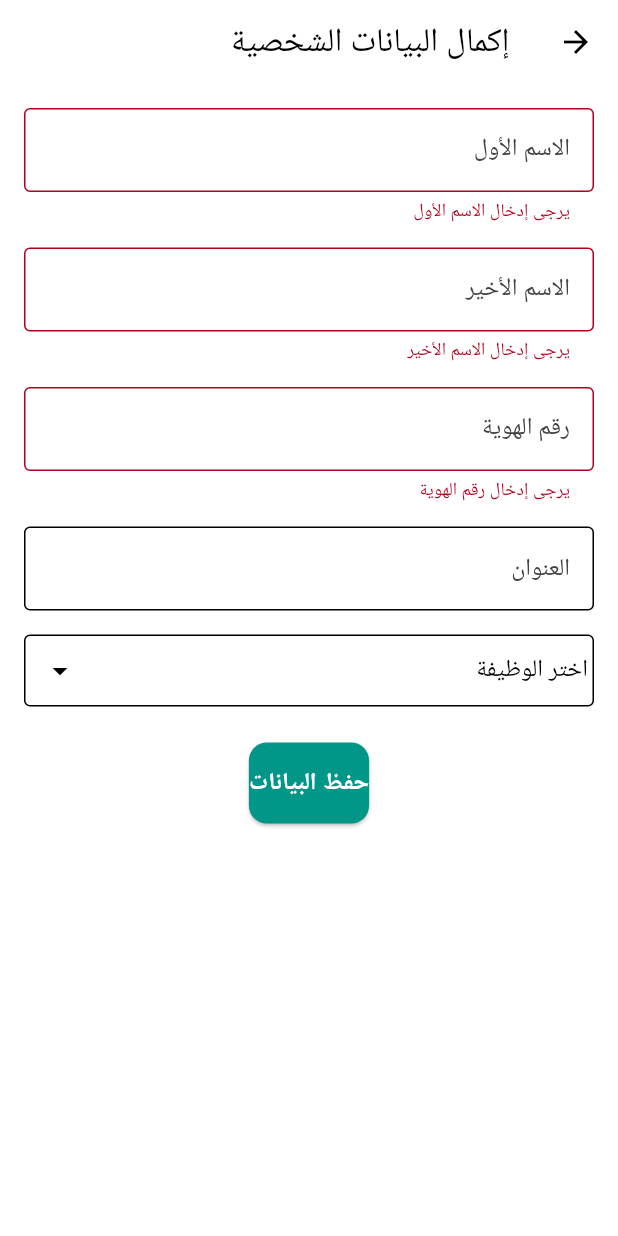
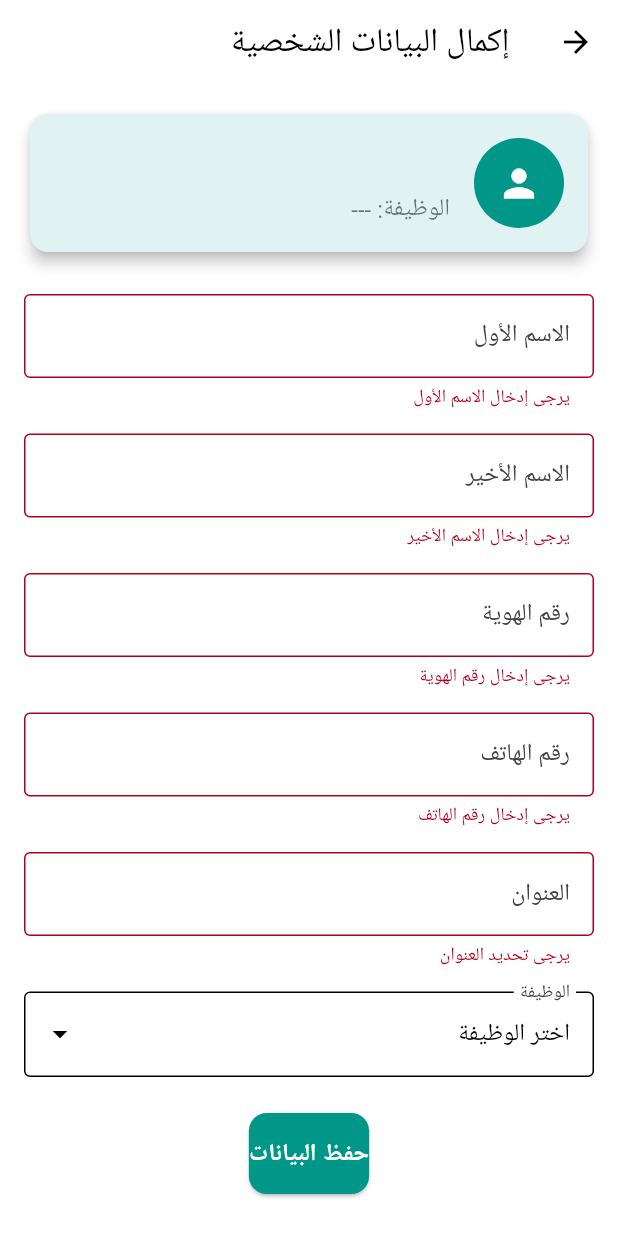
Before and after one commit to MosheT01/harty-jerusalem, a Flutter app: the PersonalDetailsForm screen opened by its route, after a tap on "حفظ البيانات", on a phone screen of 412 x 824 dp. Run offline on Flutter 3.47's test engine with Material 3 defaults, Android fonts, the phone set to English and light mode, and no system bars; drawn by our look-alikes of dropdown_search; our stand-ins replace carousel_slider, firebase_auth, firebase_core, firebase_database, geolocator, image_picker; accounts and stored records are empty; generated files the repository leaves out were written again; Roboto replaces fonts that are missing (Arial).

Commit message:
better ui for personal details form

```diff
--- a/harty_jerusalem/lib/personal_detail_form.dart
+++ b/harty_jerusalem/lib/personal_detail_form.dart
@@ -15,6 +15,7 @@ class _PersonalDetailsFormState extends State<PersonalDetailsForm> {
   final TextEditingController firstNameController = TextEditingController();
   final TextEditingController lastNameController = TextEditingController();
   final TextEditingController idNumberController = TextEditingController();
+  final TextEditingController phoneNumberController = TextEditingController();
   final TextEditingController addressController = TextEditingController();
   final dropDownKey = GlobalKey<DropdownSearchState>();
   String? selectedOccupation;
@@ -36,6 +37,7 @@ class _PersonalDetailsFormState extends State<PersonalDetailsForm> {
     firstNameController.dispose();
     lastNameController.dispose();
     idNumberController.dispose();
+    phoneNumberController.dispose();
     addressController.dispose();
     super.dispose();
   }
@@ -101,6 +103,16 @@ class _PersonalDetailsFormState extends State<PersonalDetailsForm> {
 
   Future<void> _submitDetails() async {
     if (_formKey.currentState!.validate()) {
+      if (addressController.text.isEmpty) {
+        ScaffoldMessenger.of(context).showSnackBar(
+          const SnackBar(
+            content: Text('يرجى تحديد العنوان.'),
+            backgroundColor: Colors.red,
+          ),
+        );
+        return;
+      }
+
       try {
         String userId = FirebaseAuth.instance.currentUser!.uid;
 
@@ -111,16 +123,16 @@ class _PersonalDetailsFormState extends State<PersonalDetailsForm> {
           'firstName': firstNameController.text.trim(),
           'lastName': lastNameController.text.trim(),
           'idNumber': idNumberController.text.trim(),
+          'phoneNumber': phoneNumberController.text.trim(),
           'address': addressController.text.trim(),
           'occupation': selectedOccupation ?? 'غير محدد',
-          'firstLogin': false, // Mark first login as complete
+          'firstLogin': false,
         });
 
         ScaffoldMessenger.of(context).showSnackBar(
           const SnackBar(content: Text('تم تحديث البيانات بنجاح!')),
         );
 
-        // Navigate to the home page
         Navigator.pushReplacementNamed(context, '/home');
       } catch (e) {
         ScaffoldMessenger.of(context).showSnackBar(
@@ -137,10 +149,53 @@ class _PersonalDetailsFormState extends State<PersonalDetailsForm> {
   Widget build(BuildContext context) {
     return Scaffold(
       appBar: AppBar(title: const Text('إكمال البيانات الشخصية')),
-      body: Padding(
+      body: SingleChildScrollView(
         padding: const EdgeInsets.all(16.0),
         child: Column(
           children: [
+            // Preview card
+            Card(
+              color: Colors.teal[50],
+              elevation: 4,
+              shape: RoundedRectangleBorder(
+                  borderRadius: BorderRadius.circular(12)),
+              child: Padding(
+                padding: const EdgeInsets.all(16.0),
+                child: Row(
+                  children: [
+                    const CircleAvatar(
+                      radius: 30,
+                      backgroundColor: Colors.teal,
+                      child: Icon(Icons.person, color: Colors.white, size: 30),
+                    ),
+                    const SizedBox(width: 16),
+                    Expanded(
+                      child: Column(
+                        crossAxisAlignment: CrossAxisAlignment.start,
+                        children: [
+                          Text(
+                            '${firstNameController.text} ${lastNameController.text}',
+                            style: const TextStyle(
+                              fontWeight: FontWeight.bold,
+                              fontSize: 18,
+                              color: Colors.teal,
+                            ),
+                          ),
+                          const SizedBox(height: 8),
+                          Text(
+                            selectedOccupation != null
+                                ? 'الوظيفة: $selectedOccupation'
+                                : 'الوظيفة: ---',
+                            style: const TextStyle(color: Colors.black54),
+                          ),
+                        ],
+                      ),
+                    ),
+                  ],
+                ),
+              ),
+            ),
+            const SizedBox(height: 24),
             // Form
             Form(
               key: _formKey,
@@ -155,6 +210,7 @@ class _PersonalDetailsFormState extends State<PersonalDetailsForm> {
                         filled: true,
                         fillColor: Colors.white,
                       ),
+                      onChanged: (_) => setState(() {}),
                       validator: (value) {
                         if (value == null || value.isEmpty) {
                           return 'يرجى إدخال الاسم الأول';
@@ -172,6 +228,7 @@ class _PersonalDetailsFormState extends State<PersonalDetailsForm> {
                         filled: true,
                         fillColor: Colors.white,
                       ),
+                      onChanged: (_) => setState(() {}),
                       validator: (value) {
                         if (value == null || value.isEmpty) {
                           return 'يرجى إدخال الاسم الأخير';
@@ -189,13 +246,34 @@ class _PersonalDetailsFormState extends State<PersonalDetailsForm> {
                         filled: true,
                         fillColor: Colors.white,
                       ),
+                      onChanged: (_) => setState(() {}),
                       validator: (value) {
                         if (value == null || value.isEmpty) {
                           return 'يرجى إدخال رقم الهوية';
                         }
                         return null;
                       },
-                      autofillHints: const [AutofillHints.newUsername],
+                    ),
+                    const SizedBox(height: 16),
+                    TextFormField(
+                      controller: phoneNumberController,
+                      textDirection: TextDirection.ltr,
+                      decoration: const InputDecoration(
+                        labelText: 'رقم الهاتف',
+                        border: OutlineInputBorder(),
+                        filled: true,
+                        fillColor: Colors.white,
+                      ),
+                      validator: (value) {
+                        if (value == null || value.isEmpty) {
+                          return 'يرجى إدخال رقم الهاتف';
+                        }
+                        if (!RegExp(r'^\+?\d{7,15}$').hasMatch(value)) {
+                          return 'يرجى إدخال رقم هاتف صالح';
+                        }
+                        return null;
+                      },
+                      autofillHints: const [AutofillHints.telephoneNumber],
                     ),
                     const SizedBox(height: 16),
                     TextFormField(
@@ -208,15 +286,32 @@ class _PersonalDetailsFormState extends State<PersonalDetailsForm> {
                       ),
                       readOnly: true,
                       onTap: _getCurrentLocation,
+                      validator: (value) {
+                        if (value == null || value.isEmpty) {
+                          return 'يرجى تحديد العنوان';
+                        }
+                        return null;
+                      },
                     ),
                     const SizedBox(height: 16),
+                    // Occupation DropdownSearch
                     DropdownSearch<String>(
                       key: dropDownKey,
                       selectedItem: 'اختر الوظيفة',
                       items: (f, cs) => occupationList,
                       popupProps: PopupProps.menu(
+                        disabledItemFn: (item) => item == '👨‍🍳 طاهٍ',
                         fit: FlexFit.loose,
                         showSearchBox: true,
+                        searchDelay: const Duration(milliseconds: 0),
+                      ),
+                      decoratorProps: const DropDownDecoratorProps(
+                        decoration: InputDecoration(
+                          labelText: 'الوظيفة',
+                          border: OutlineInputBorder(),
+                          filled: true,
+                          fillColor: Colors.white,
+                        ),
                       ),
                       onChanged: (value) {
                         setState(() {
```
